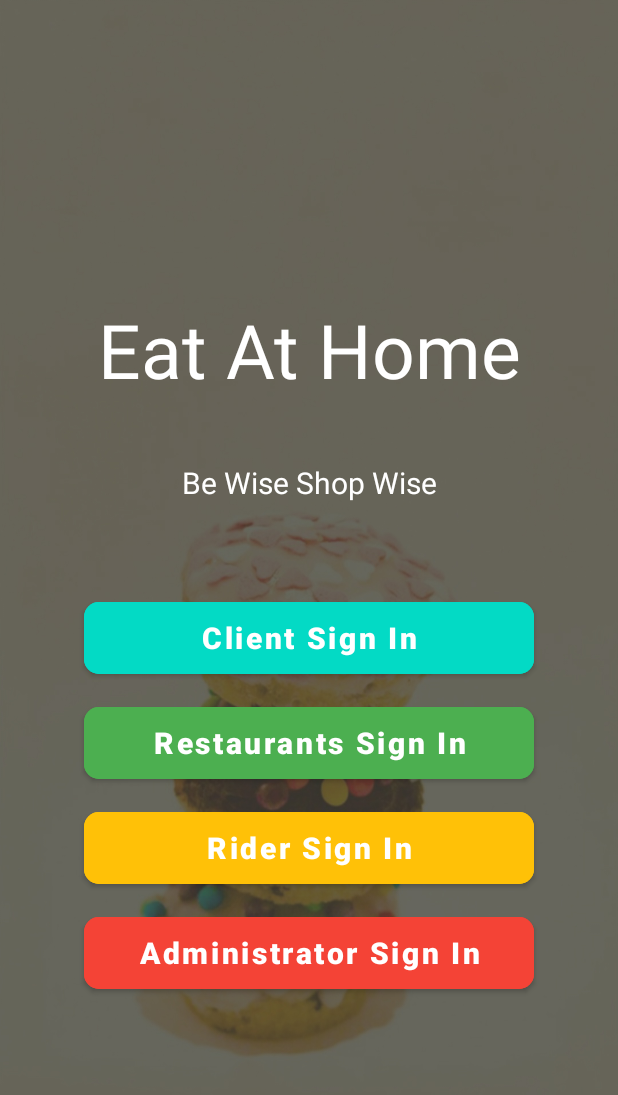
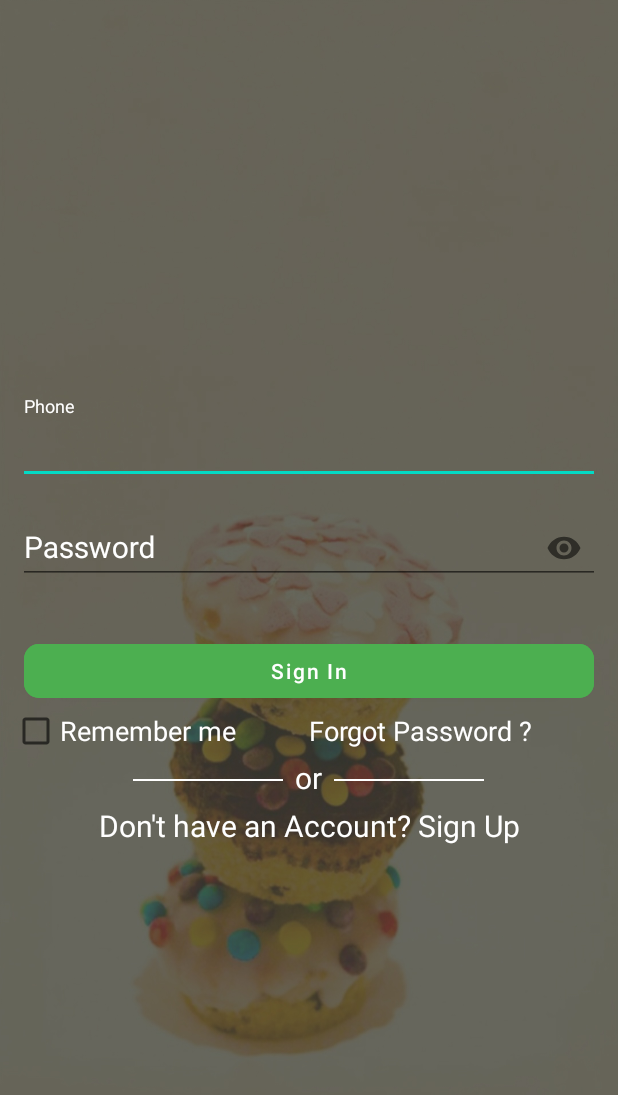
Before and after one commit to furqanyasin/EatAtHomeV2, an Android app: the screen it shows after launch (MainActivity before the commit, ClientUserSignInActivity after it), after a tap on "Client Sign In", on a phone screen of 412 x 824 dp. Shown: the top 1095 px of the screen. Run offline under Robolectric (Android 15) with nearby library versions, the light colour scheme and no system bars.

Commit message:
lecture no 3 (design Sign In Activities)

```diff
--- a/app/src/main/AndroidManifest.xml
+++ b/app/src/main/AndroidManifest.xml
@@ -9,6 +9,10 @@
         android:roundIcon="@mipmap/ic_launcher_round"
         android:supportsRtl="true"
         android:theme="@style/AppTheme">
+        <activity android:name=".AdministratorUser.AdministratorSignInActivity"></activity>
+        <activity android:name=".RiderUser.RiderSignInActivity" />
+        <activity android:name=".ResaurantUser.RestaurantSignInActivity" />
+        <activity android:name=".ClientUser.ClientUserSignInActivity" />
         <activity android:name=".MainActivity">
             <intent-filter>
                 <action android:name="android.intent.action.MAIN" />
--- /dev/null
+++ b/app/src/main/java/com/example/eatathomev2/ClientUser/ClientUserSignInActivity.java
@@ -0,0 +1,16 @@
+package com.example.eatathomev2.ClientUser;
+
+import androidx.appcompat.app.AppCompatActivity;
+
+import android.os.Bundle;
+
+import com.example.eatathomev2.R;
+
+public class ClientUserSignInActivity extends AppCompatActivity {
+
+    @Override
+    protected void onCreate(Bundle savedInstanceState) {
+        super.onCreate(savedInstanceState);
+        setContentView(R.layout.activity_client_user_sign_in);
+    }
+}
--- a/app/src/main/java/com/example/eatathomev2/MainActivity.java
+++ b/app/src/main/java/com/example/eatathomev2/MainActivity.java
@@ -2,10 +2,15 @@ package com.example.eatathomev2;
 
 import androidx.appcompat.app.AppCompatActivity;
 
+import android.content.Intent;
 import android.os.Bundle;
 import android.view.View;
 import android.widget.Toast;
 
+import com.example.eatathomev2.AdministratorUser.AdministratorSignInActivity;
+import com.example.eatathomev2.ClientUser.ClientUserSignInActivity;
+import com.example.eatathomev2.ResaurantUser.RestaurantSignInActivity;
+import com.example.eatathomev2.RiderUser.RiderSignInActivity;
 import com.google.android.material.button.MaterialButton;
 
 public class MainActivity extends AppCompatActivity implements View.OnClickListener {
@@ -27,28 +32,27 @@ public class MainActivity extends AppCompatActivity implements View.OnClickListe
         riderUser.setOnClickListener(this);
 
         administratorUser = findViewById(R.id.btn_administrator_SignIn);
-       /* administratorUser.setOnClickListener(this);*/
+        administratorUser.setOnClickListener(this);
 
     }
 
     @Override
     public void onClick(View view) {
         if (view == clientUser) {
-            // start activity here
+            Intent clientUser = new Intent(MainActivity.this, ClientUserSignInActivity.class);
+            startActivity(clientUser);
 
-            Toast.makeText(this, "Clicked clientUser", Toast.LENGTH_SHORT).show();
         } else if (view == restaurantUser) {
+            Intent restaurantUser = new Intent(MainActivity.this, RestaurantSignInActivity.class);
+            startActivity(restaurantUser);
 
-            Toast.makeText(this, "Clicked restaurantUser", Toast.LENGTH_SHORT).show();
-            // start activity here
         } else if (view == riderUser) {
+            Intent riderUser = new Intent(MainActivity.this, RiderSignInActivity.class);
+            startActivity(riderUser);
 
-            Toast.makeText(this, "Clicked riderUser", Toast.LENGTH_SHORT).show();
-            // start activity here
         } else if (view == administratorUser) {
-
-            Toast.makeText(this, "Clicked administratorUser", Toast.LENGTH_SHORT).show();
-            // start activity here
+            Intent administratorUser = new Intent(MainActivity.this, AdministratorSignInActivity.class);
+            startActivity(administratorUser);
         }
     }
 }
--- /dev/null
+++ b/app/src/main/res/layout/activity_client_user_sign_in.xml
@@ -0,0 +1,150 @@
+<?xml version="1.0" encoding="utf-8"?>
+<RelativeLayout xmlns:android="http://schemas.android.com/apk/res/android"
+    xmlns:app="http://schemas.android.com/apk/res-auto"
+    xmlns:tools="http://schemas.android.com/tools"
+    android:layout_width="match_parent"
+    android:layout_height="match_parent"
+    android:background="@drawable/my_bg"
+    tools:context=".ClientUser.ClientUserSignInActivity">
+
+    <LinearLayout
+        android:layout_width="match_parent"
+        android:layout_height="wrap_content"
+        android:layout_centerInParent="true"
+        android:layout_margin="8dp"
+        android:orientation="vertical"
+        tools:ignore="UselessParent">
+
+
+        <com.google.android.material.textfield.TextInputLayout
+            android:id="@+id/til_client_user_phone"
+            android:layout_width="match_parent"
+            android:layout_height="wrap_content"
+            android:padding="4dp"
+            android:textColorHint="@android:color/white"
+            app:boxStrokeColor="@android:color/white"
+            app:counterTextColor="@android:color/white"
+            app:hintTextColor="@android:color/white">
+
+            <com.google.android.material.textfield.TextInputEditText
+                android:id="@+id/tiet_client_user_phone"
+                android:layout_width="match_parent"
+                android:layout_height="wrap_content"
+                android:hint="@string/phone"
+                android:inputType="phone"
+                android:text=""
+                android:textColor="@android:color/white"
+                android:textColorHint="@android:color/white"
+                android:textSize="20sp" />
+        </com.google.android.material.textfield.TextInputLayout>
+
+
+        <com.google.android.material.textfield.TextInputLayout
+            android:id="@+id/til_client_user_password"
+            android:layout_width="match_parent"
+            android:layout_height="wrap_content"
+            android:padding="4dp"
+            android:textColorHint="@android:color/white"
+            app:boxStrokeColor="@android:color/white"
+            app:counterTextColor="@android:color/white"
+            app:endIconMode="password_toggle"
+            app:hintTextColor="@android:color/white">
+
+            <com.google.android.material.textfield.TextInputEditText
+                android:id="@+id/tiet_client_user_password"
+                android:layout_width="match_parent"
+                android:layout_height="wrap_content"
+                android:hint="@string/password"
+                android:inputType="textPassword"
+                android:text=""
+                android:textColor="@android:color/white"
+                android:textColorHint="@android:color/white"
+                android:textSize="20sp" />
+        </com.google.android.material.textfield.TextInputLayout>
+
+        <com.google.android.material.button.MaterialButton
+            android:id="@+id/btn_client_user_Sign_in"
+            android:layout_width="match_parent"
+            android:layout_height="wrap_content"
+            android:layout_marginLeft="8dp"
+            android:layout_marginTop="30dp"
+            android:layout_marginRight="8dp"
+            android:backgroundTint="@color/colorGreen"
+            android:text="@string/sign_in"
+            android:textAllCaps="false"
+            android:textColor="@android:color/white"
+            android:theme="@style/ButtonTheme"
+            app:cornerRadius="10dp" />
+
+        <LinearLayout
+            android:layout_width="match_parent"
+            android:layout_height="wrap_content"
+            android:orientation="horizontal"
+            android:weightSum="2">
+
+            <com.google.android.material.checkbox.MaterialCheckBox
+                android:id="@+id/cb_remember"
+                style="@style/Widget.AppCompat.CompoundButton.CheckBox"
+                android:layout_width="0dp"
+                android:layout_height="wrap_content"
+                android:layout_weight="1"
+                android:gravity="center_vertical"
+                android:text="@string/remember_me"
+                android:textColor="@android:color/white"
+                android:textSize="18sp" />
+
+            <TextView
+                android:id="@+id/tv_forgot_password"
+                android:layout_width="0dp"
+                android:layout_height="wrap_content"
+                android:layout_weight="1"
+                android:gravity="center_vertical"
+                android:text="@string/forgot_password"
+                android:textColor="@android:color/white"
+                android:textSize="18sp" />
+        </LinearLayout>
+
+        <LinearLayout
+            android:layout_width="match_parent"
+            android:layout_height="wrap_content"
+            android:gravity="center"
+            android:orientation="horizontal">
+
+            <View
+                android:layout_width="100dp"
+                android:layout_height="1dp"
+                android:layout_marginStart="8dp"
+                android:layout_marginTop="16dp"
+                android:layout_marginEnd="8dp"
+                android:layout_marginBottom="16dp"
+                android:background="@android:color/white" />
+
+            <TextView
+                android:layout_width="wrap_content"
+                android:layout_height="30dp"
+                android:text="@string/or"
+                android:textColor="@android:color/white"
+                android:textSize="20sp" />
+
+            <View
+                android:layout_width="100dp"
+                android:layout_height="1dp"
+                android:layout_marginStart="8dp"
+                android:layout_marginTop="16dp"
+                android:layout_marginEnd="8dp"
+                android:layout_marginBottom="16dp"
+                android:background="@android:color/white" />
+        </LinearLayout>
+
+        <TextView
+            android:id="@+id/txt_sign_up"
+            android:layout_width="match_parent"
+            android:layout_height="wrap_content"
+            android:gravity="center"
+            android:text="@string/don_t_have_an_account_sign_up"
+            android:textColor="@android:color/white"
+            android:textSize="20sp" />
+
+    </LinearLayout>
+
+</RelativeLayout>
--- a/app/src/main/res/values/strings.xml
+++ b/app/src/main/res/values/strings.xml
@@ -1,3 +1,12 @@
 <resources>
     <string name="app_name">EatAtHomeV2</string>
+    <string name="phone">Phone</string>
+    <string name="password">Password</string>
+    <string name="sign_in">Sign In</string>
+    <string name="remember_me">Remember me</string>
+    <string name="forgot_password">Forgot Password ?</string>
+    <string name="don_t_have_an_account_sign_up">Don\'t have an Account? Sign Up</string>
+    <string name="or">or</string>
+    <string name="rider_logo">rider logo</string>
+    <string name="admin_logo">admin logo</string>
 </resources>
```
Also changed, not shown: app/src/main/java/com/example/eatathomev2/AdministratorUser/AdministratorSignInActivity.java (added, +16 -0 lines), app/src/main/java/com/example/eatathomev2/ResaurantUser/RestaurantSignInActivity.java (added, +17 -0 lines), app/src/main/java/com/example/eatathomev2/RiderUser/RiderSignInActivity.java (added, +16 -0 lines), app/src/main/res/layout/activity_administrator_sign_in.xml (added, +90 -0 lines), app/src/main/res/layout/activity_restaurant_sign_in.xml (added, +89 -0 lines), app/src/main/res/layout/activity_rider_sign_in.xml (added, +90 -0 lines), app/src/main/res/drawable/admin.png (added), app/src/main/res/drawable/rider.png (added).
